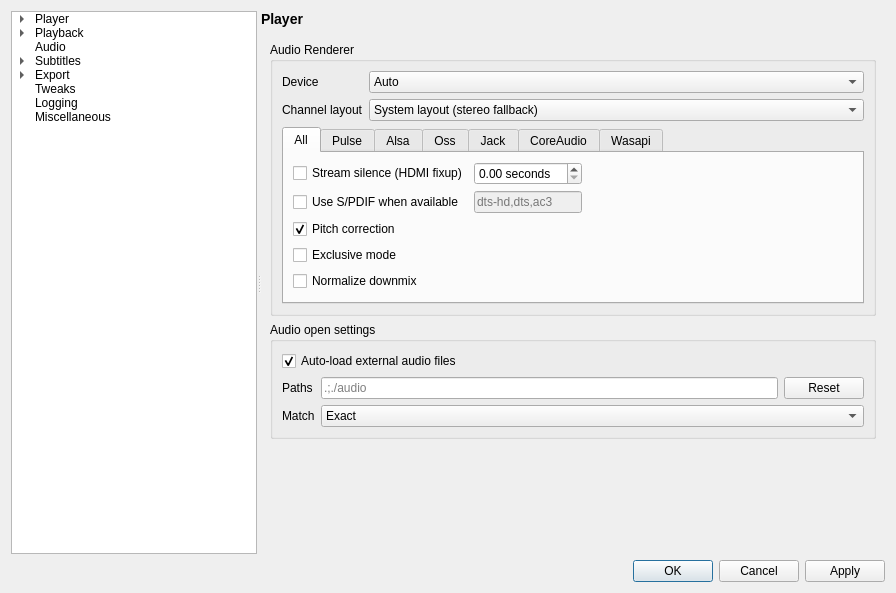
First picture: the form in settingswindow.ui, repository mpc-qt/mpc-qt, before the edit.
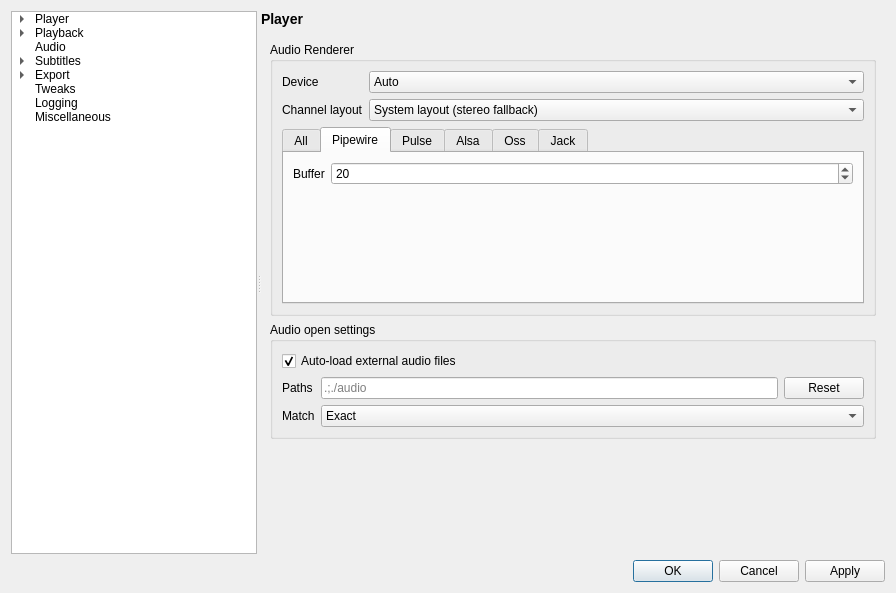
Second picture: the form after the edit. The open tabs and pages were chosen to show the change.

Commit message:
settingswindow: add pipewire buffer setting
In the name of window width, CoreAudio and Wasapi tabs are gone because
they don't have any settings.

Fixes #29

```diff
--- a/settingswindow.ui
+++ b/settingswindow.ui
@@ -5668,7 +5668,7 @@
               <item>
                <widget class="QTabWidget" name="audioTabs">
                 <property name="currentIndex">
-                 <number>0</number>
+                 <number>1</number>
                 </property>
                 <widget class="QWidget" name="allTab">
                  <attribute name="title">
@@ -5751,6 +5751,33 @@
                   </item>
                  </layout>
                 </widget>
+                <widget class="QWidget" name="pipewirePage">
+                 <attribute name="title">
+                  <string>Pipewire</string>
+                 </attribute>
+                 <layout class="QFormLayout" name="formLayout_8">
+                  <item row="0" column="0">
+                   <widget class="QLabel" name="pipewireBufferLabel">
+                    <property name="text">
+                     <string>Buffer</string>
+                    </property>
+                   </widget>
+                  </item>
+                  <item row="0" column="1">
+                   <widget class="QSpinBox" name="pipewireBuffer">
+                    <property name="minimum">
+                     <number>1</number>
+                    </property>
+                    <property name="maximum">
+                     <number>2000</number>
+                    </property>
+                    <property name="value">
+                     <number>20</number>
+                    </property>
+                   </widget>
+                  </item>
+                 </layout>
+                </widget>
                 <widget class="QWidget" name="pulsePage">
                  <attribute name="title">
                   <string>Pulse</string>
@@ -5926,40 +5953,6 @@
                   </item>
                  </layout>
                 </widget>
-                <widget class="QWidget" name="corePage">
-                 <attribute name="title">
-                  <string>CoreAudio</string>
-                 </attribute>
-                 <layout class="QFormLayout" name="corePageLayout">
-                  <item row="0" column="0">
-                   <widget class="QLabel" name="corePageLabel">
-                    <property name="text">
-                     <string>No specific options (yet)</string>
-                    </property>
-                    <property name="alignment">
-                     <set>Qt::AlignLeading|Qt::AlignLeft|Qt::AlignTop</set>
-                    </property>
-                   </widget>
-                  </item>
-                 </layout>
-                </widget>
-                <widget class="QWidget" name="wasapiPage">
-                 <attribute name="title">
-                  <string>Wasapi</string>
-                 </attribute>
-                 <layout class="QFormLayout" name="wasapiPageLayout">
-                  <item row="0" column="0">
-                   <widget class="QLabel" name="wasapiPageLabel">
-                    <property name="text">
-                     <string>No specific options (yet)</string>
-                    </property>
-                    <property name="alignment">
-                     <set>Qt::AlignLeading|Qt::AlignLeft|Qt::AlignTop</set>
-                    </property>
-                   </widget>
-                  </item>
-                 </layout>
-                </widget>
                </widget>
               </item>
              </layout>
```
Left out of the diff: 2 changed lines with no effect on the pictures. The commit also changes 1 other file.
